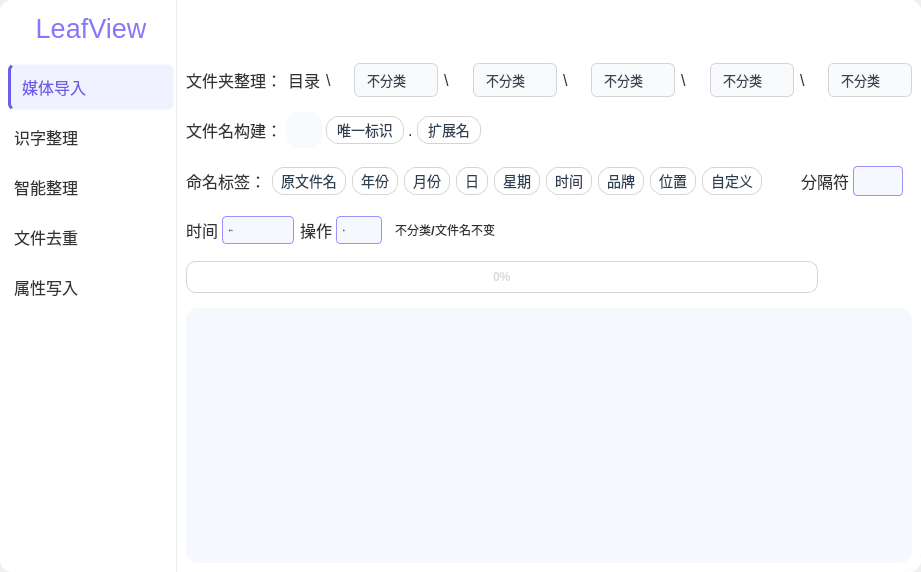
Above: Ui_MainWindow.ui from YangShengzhou03/LeafView before the change. Below: the same form after it.
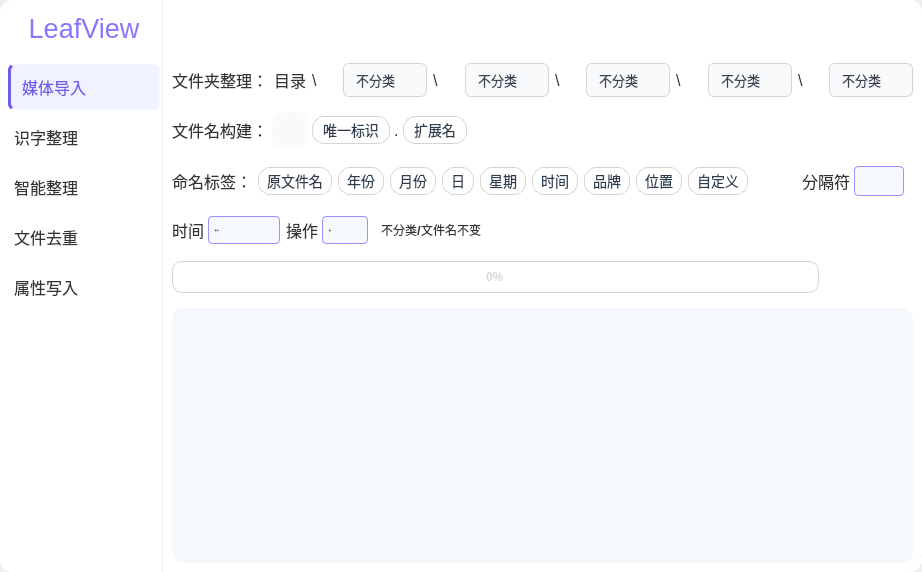
That is the form after the change. The open tabs and pages were chosen to show the change. Icons and pictures are not drawn.

The edit to the form file:
```diff
--- a/Ui_MainWindow.ui
+++ b/Ui_MainWindow.ui
@@ -6,7 +6,7 @@
    <rect>
     <x>0</x>
     <y>0</y>
-    <width>921</width>
+    <width>922</width>
     <height>572</height>
    </rect>
   </property>
@@ -65,13 +65,13 @@
         <widget class="QFrame" name="Frame_left">
          <property name="minimumSize">
           <size>
-           <width>148</width>
+           <width>162</width>
            <height>0</height>
           </size>
          </property>
          <property name="maximumSize">
           <size>
-           <width>178</width>
+           <width>162</width>
            <height>16777215</height>
           </size>
          </property>
@@ -192,7 +192,7 @@
               <rect>
                <x>0</x>
                <y>0</y>
-               <width>158</width>
+               <width>156</width>
                <height>520</height>
               </rect>
              </property>
@@ -2964,19 +2964,6 @@
                            </layout>
                           </widget>
                          </item>
-                         <item>
-                          <spacer name="horizontalSpacer_4">
-                           <property name="orientation">
-                            <enum>Qt::Horizontal</enum>
-                           </property>
-                           <property name="sizeHint" stdset="0">
-                            <size>
-                             <width>40</width>
-                             <height>20</height>
-                            </size>
-                           </property>
-                          </spacer>
-                         </item>
                          <item>
                           <layout class="QHBoxLayout" name="horizontalLayout_46">
                            <property name="spacing">
@@ -2985,6 +2972,19 @@
                            <property name="rightMargin">
                             <number>9</number>
                            </property>
+                           <item>
+                            <spacer name="horizontalSpacer_3">
+                             <property name="orientation">
+                              <enum>Qt::Horizontal</enum>
+                             </property>
+                             <property name="sizeHint" stdset="0">
+                              <size>
+                               <width>40</width>
+                               <height>20</height>
+                              </size>
+                             </property>
+                            </spacer>
+                           </item>
                            <item>
                             <widget class="QLabel" name="label_operation_2">
                              <property name="font">
```
Left out of the diff: 20 changed lines with no effect on the pictures.
